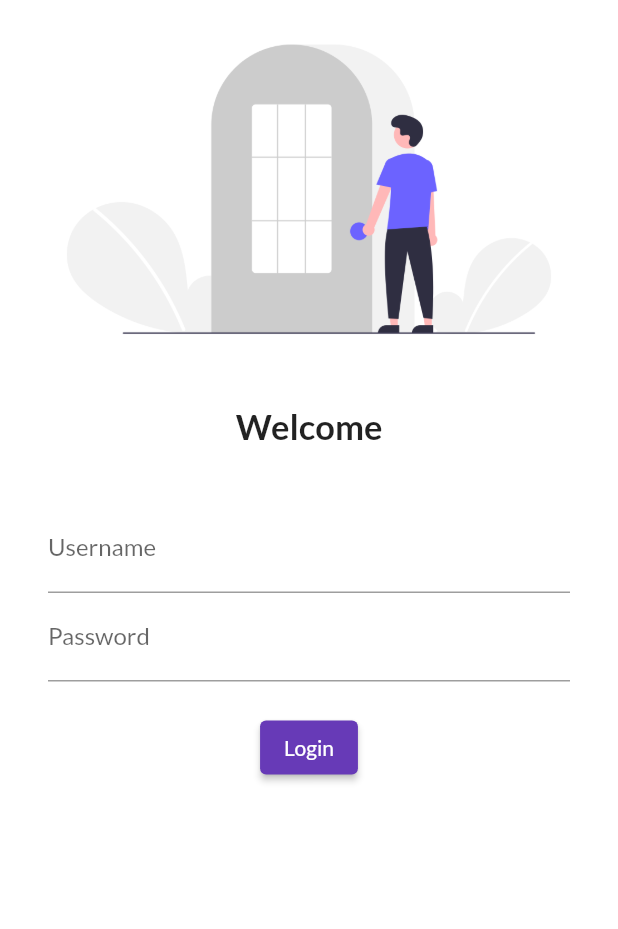
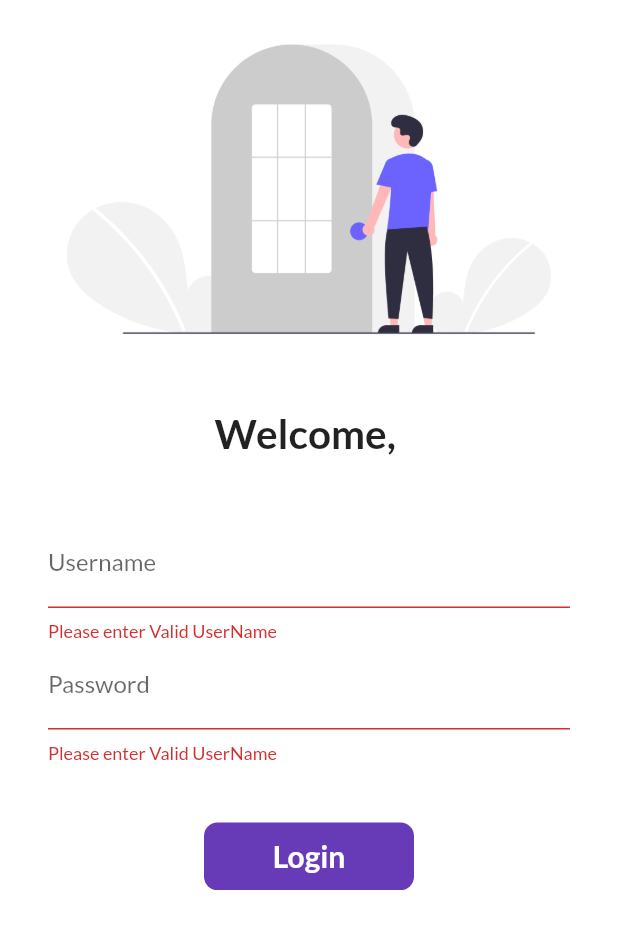
Before and after one commit to thesahilrai/shoppingCatalog, a Flutter app: the screen it shows after launch, after a tap on "Login", on a phone screen of 412 x 824 dp. Shown: the top 929 px of the screen. Run offline on Flutter 3.47's test engine with Material 2 defaults, Android fonts, the phone set to English and light mode, and no system bars; our stand-ins replace google_fonts.

Commit message:
Form Validation Done

```diff
--- a/lib/main.dart
+++ b/lib/main.dart
@@ -1,4 +1,5 @@
 import 'package:catalog/pages/home_page.dart';
+import 'package:catalog/utilities/routesPages.dart';
 import 'package:flutter/material.dart';
 import 'package:catalog/pages/login_page.dart';
 import 'package:google_fonts/google_fonts.dart';
@@ -24,8 +25,8 @@ class MyApp extends StatelessWidget {
       //initialRoute: "/home",
       routes: {
         "/": (context) => LoginPage(),
-        "/home": (context) => HomePage(),
-        "/login": (context) => LoginPage(),
+        RoutesPage.homeRoute: (context) => HomePage(),
+        RoutesPage.loginRoute: (context) => LoginPage(),
       },
     );
   }
--- a/lib/pages/login_page.dart
+++ b/lib/pages/login_page.dart
@@ -1,63 +1,128 @@
+import 'package:catalog/utilities/routesPages.dart';
 import 'package:flutter/material.dart';
 
-class LoginPage extends StatelessWidget {
+class LoginPage extends StatefulWidget {
+  @override
+  State<LoginPage> createState() => _LoginPageState();
+}
+
+class _LoginPageState extends State<LoginPage> {
   //const ({ Key? key }) : super(key: key);
+  String name = "";
+  bool changedButton = false;
+  final _formKey = GlobalKey<FormState>();
+  goToHome(BuildContext context) async {
+    if (_formKey.currentState!.validate()) {
+      setState(() {
+        changedButton = true;
+      });
+      await Future.delayed(Duration(seconds: 1));
+      await Navigator.pushNamed(context, RoutesPage.homeRoute);
+      setState(() {
+        changedButton = false;
+      });
+    }
+  }
 
   @override
   Widget build(BuildContext context) {
     return Material(
       color: Colors.white,
+      child: SingleChildScrollView(
+        child: Form(
+          key: _formKey,
           child: Column(
             children: [
               Image.asset(
                 "assets/images/login_page.png",
                 fit: BoxFit.cover,
               ),
-          SizedBox(
-            height: 18.0,
+              const SizedBox(
+                height: 20.0,
               ),
               Text(
-            "Welcome",
-            style: TextStyle(
-              fontSize: 23,
+                "Welcome, $name",
+                style: const TextStyle(
+                  fontSize: 27,
                   fontWeight: FontWeight.bold,
                 ),
               ),
-          SizedBox(
-            height: 20.0,
+              const SizedBox(
+                height: 24.0,
               ),
               Padding(
-            padding: const EdgeInsets.symmetric(vertical: 18, horizontal: 32),
+                padding:
+                    const EdgeInsets.symmetric(vertical: 18, horizontal: 32),
                 child: Column(
                   children: [
                     TextFormField(
-                  decoration: InputDecoration(
+                      decoration: const InputDecoration(
                         hintText: "Enter username",
                         labelText: "Username",
                       ),
+                      validator: (value) {
+                        if (value == null || value.isEmpty) {
+                          return 'Please enter Valid UserName';
+                        }
+                        return null;
+                      },
+                      onChanged: (value) {
+                        name = value;
+                        setState(() {});
+                      },
                     ),
                     TextFormField(
-                  decoration: InputDecoration(
+                      decoration: const InputDecoration(
                         hintText: "Enter password",
                         labelText: "Password",
                       ),
+                      validator: (value) {
+                        if (value == null || value.isEmpty) {
+                          return 'Please enter Valid UserName';
+                        } else if (value.length < 8) {
+                          return 'Password cannot be less than 8';
+                        }
+
+                        return null;
+                      },
                       obscureText: true,
                     ),
-                SizedBox(
-                  height: 20.0,
+                    const SizedBox(
+                      height: 40.0,
                     ),
-                ElevatedButton(
-                  style: TextButton.styleFrom(),
-                  onPressed: () {
-                    print("Hello");
-                  },
-                  child: Text("Login"),
+                    Material(
+                      color: Colors.deepPurple,
+                      borderRadius: BorderRadius.circular(9),
+                      child: InkWell(
+                        onTap: () => goToHome(context),
+                        child: AnimatedContainer(
+                          duration: Duration(seconds: 1),
+                          width: 140,
+                          height: 45,
+                          alignment: Alignment.center,
+                          child: changedButton
+                              ? const Icon(
+                                  Icons.done,
+                                  color: Colors.white,
+                                )
+                              : const Text(
+                                  "Login",
+                                  style: TextStyle(
+                                    color: Colors.white,
+                                    fontWeight: FontWeight.bold,
+                                    fontSize: 20,
+                                  ),
+                                ),
+                        ),
+                      ),
                     )
                   ],
                 ),
               )
             ],
           ),
+        ),
+      ),
     );
   }
 }
--- /dev/null
+++ b/lib/utilities/routesPages.dart
@@ -0,0 +1,4 @@
+class RoutesPage {
+  static String homeRoute = "/home";
+  static String loginRoute = "/login";
+}
```
Lines whose indentation alone changed are shown as unchanged.
